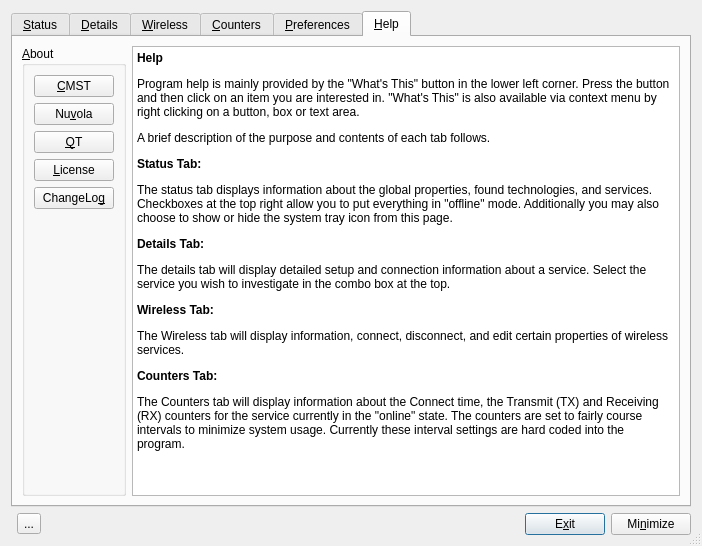
andrew-bibb/cmst, file code/control_box/ui/controlbox.ui: the form before one commit.
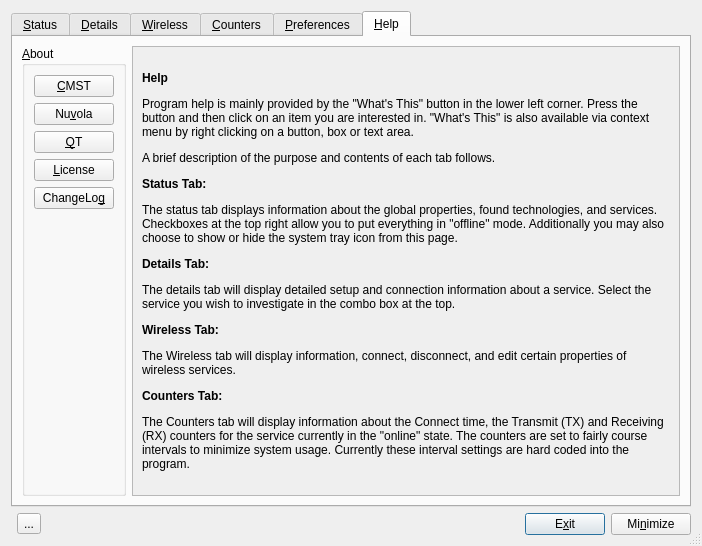
The form after the commit. The open tabs and pages were chosen to show the change. Icons and pictures are not drawn.

Commit message: set a minimum size on the dialog

The edit to the form file:
```diff
--- a/code/control_box/ui/controlbox.ui
+++ b/code/control_box/ui/controlbox.ui
@@ -12,8 +12,8 @@
   </property>
   <property name="minimumSize">
    <size>
-    <width>400</width>
-    <height>0</height>
+    <width>540</width>
+    <height>450</height>
    </size>
   </property>
   <property name="windowTitle">
@@ -795,31 +795,6 @@
        <string>&amp;Help</string>
       </attribute>
       <layout class="QGridLayout" name="gridLayout_6">
-       <item row="0" column="1">
-        <widget class="QTextEdit" name="textEdit">
-         <property name="readOnly">
-          <bool>true</bool>
-         </property>
-         <property name="html">
-          <string>&lt;!DOCTYPE HTML PUBLIC &quot;-//W3C//DTD HTML 4.0//EN&quot; &quot;http://www.w3.org/TR/REC-html40/strict.dtd&quot;&gt;
-&lt;html&gt;&lt;head&gt;&lt;meta name=&quot;qrichtext&quot; content=&quot;1&quot; /&gt;&lt;style type=&quot;text/css&quot;&gt;
-p, li { white-space: pre-wrap; }
-&lt;/style&gt;&lt;/head&gt;&lt;body style=&quot; font-family:'Sans Serif'; font-size:9pt; font-weight:400; font-style:normal;&quot;&gt;
-&lt;p style=&quot; margin-top:12px; margin-bottom:12px; margin-left:0px; margin-right:0px; -qt-block-indent:0; text-indent:0px;&quot;&gt;&lt;span style=&quot; font-weight:600;&quot;&gt;Help&lt;/span&gt;&lt;/p&gt;
-&lt;p style=&quot; margin-top:12px; margin-bottom:12px; margin-left:0px; margin-right:0px; -qt-block-indent:0; text-indent:0px;&quot;&gt;Program help is mainly provided by the &amp;quot;What's This&amp;quot; button in the lower left corner. Press the button and then click on an item you are interested in. &amp;quot;What's This&amp;quot; is also available via context menu by right clicking on a button, box or text area.&lt;/p&gt;
-&lt;p style=&quot; margin-top:12px; margin-bottom:12px; margin-left:0px; margin-right:0px; -qt-block-indent:0; text-indent:0px;&quot;&gt;A brief description of the purpose and contents of each tab follows.&lt;/p&gt;
-&lt;p style=&quot; margin-top:12px; margin-bottom:12px; margin-left:0px; margin-right:0px; -qt-block-indent:0; text-indent:0px;&quot;&gt;&lt;span style=&quot; font-weight:600;&quot;&gt;Status Tab:&lt;/span&gt;&lt;/p&gt;
-&lt;p style=&quot; margin-top:12px; margin-bottom:12px; margin-left:0px; margin-right:0px; -qt-block-indent:0; text-indent:0px;&quot;&gt;The status tab displays information about the global properties, found technologies, and services. Checkboxes at the top right allow you to put everything in &amp;quot;offline&amp;quot; mode. Additionally you may also choose to show or hide the system tray icon from this page.&lt;/p&gt;
-&lt;p style=&quot; margin-top:12px; margin-bottom:12px; margin-left:0px; margin-right:0px; -qt-block-indent:0; text-indent:0px;&quot;&gt;&lt;span style=&quot; font-weight:600;&quot;&gt;Details Tab:&lt;/span&gt;&lt;/p&gt;
-&lt;p style=&quot; margin-top:12px; margin-bottom:12px; margin-left:0px; margin-right:0px; -qt-block-indent:0; text-indent:0px;&quot;&gt;The details tab will display detailed setup and connection information about a service. Select the service you wish to investigate in the combo box at the top.&lt;/p&gt;
-&lt;p style=&quot; margin-top:12px; margin-bottom:12px; margin-left:0px; margin-right:0px; -qt-block-indent:0; text-indent:0px;&quot;&gt;&lt;span style=&quot; font-weight:600;&quot;&gt;Wireless Tab:&lt;/span&gt;&lt;/p&gt;
-&lt;p style=&quot; margin-top:12px; margin-bottom:12px; margin-left:0px; margin-right:0px; -qt-block-indent:0; text-indent:0px;&quot;&gt;The Wireless tab will display information, connect, disconnect, and edit certain properties of wireless services. &lt;/p&gt;
-&lt;p style=&quot; margin-top:12px; margin-bottom:12px; margin-left:0px; margin-right:0px; -qt-block-indent:0; text-indent:0px;&quot;&gt;&lt;span style=&quot; font-weight:600;&quot;&gt;Counters Tab:&lt;/span&gt;&lt;/p&gt;
-&lt;p style=&quot; margin-top:12px; margin-bottom:12px; margin-left:0px; margin-right:0px; -qt-block-indent:0; text-indent:0px;&quot;&gt;The Counters tab will display information about the Connect time, the Transmit (TX) and Receiving (RX) counters for the service currently in the &amp;quot;online&amp;quot; state. The counters are set to fairly course intervals to minimize system usage. Currently these interval settings are hard coded into the program. &lt;/p&gt;
-&lt;p style=&quot; margin-top:12px; margin-bottom:12px; margin-left:0px; margin-right:0px; -qt-block-indent:0; text-indent:0px;&quot;&gt;&lt;br /&gt;&lt;/p&gt;&lt;/body&gt;&lt;/html&gt;</string>
-         </property>
-        </widget>
-       </item>
        <item row="0" column="0">
         <widget class="QGroupBox" name="groupBox_about">
          <property name="title">
@@ -907,6 +882,38 @@
          </layout>
         </widget>
        </item>
+       <item row="0" column="1">
+        <widget class="QScrollArea" name="scrollArea">
+         <property name="widgetResizable">
+          <bool>true</bool>
+         </property>
+         <widget class="QWidget" name="scrollAreaWidgetContents">
+          <property name="geometry">
+           <rect>
+            <x>0</x>
+            <y>0</y>
+            <width>550</width>
+            <height>451</height>
+           </rect>
+          </property>
+          <layout class="QVBoxLayout" name="verticalLayout_8">
+           <item>
+            <widget class="QLabel" name="label_help">
+             <property name="text">
+              <string>&lt;html&gt;&lt;head/&gt;&lt;body&gt;&lt;p&gt;&lt;span style=&quot; font-weight:600;&quot;&gt;Help&lt;/span&gt;&lt;/p&gt;&lt;p&gt;Program help is mainly provided by the &amp;quot;What's This&amp;quot; button in the lower left corner. Press the button and then click on an item you are interested in. &amp;quot;What's This&amp;quot; is also available via context menu by right clicking on a button, box or text area.&lt;/p&gt;&lt;p&gt;A brief description of the purpose and contents of each tab follows.&lt;/p&gt;&lt;p&gt;&lt;span style=&quot; font-weight:600;&quot;&gt;Status Tab:&lt;/span&gt;&lt;/p&gt;&lt;p&gt;The status tab displays information about the global properties, found technologies, and services. Checkboxes at the top right allow you to put everything in &amp;quot;offline&amp;quot; mode. Additionally you may also choose to show or hide the system tray icon from this page.&lt;/p&gt;&lt;p&gt;&lt;span style=&quot; font-weight:600;&quot;&gt;Details Tab:&lt;/span&gt;&lt;/p&gt;&lt;p&gt;The details tab will display detailed setup and connection information about a service. Select the service you wish to investigate in the combo box at the top.&lt;/p&gt;&lt;p&gt;&lt;span style=&quot; font-weight:600;&quot;&gt;Wireless Tab:&lt;/span&gt;&lt;/p&gt;&lt;p&gt;The Wireless tab will display information, connect, disconnect, and edit certain properties of wireless services. &lt;/p&gt;&lt;p&gt;&lt;span style=&quot; font-weight:600;&quot;&gt;Counters Tab:&lt;/span&gt;&lt;/p&gt;&lt;p&gt;The Counters tab will display information about the Connect time, the Transmit (TX) and Receiving (RX) counters for the service currently in the &amp;quot;online&amp;quot; state. The counters are set to fairly course intervals to minimize system usage. Currently these interval settings are hard coded into the program. &lt;/p&gt;&lt;/body&gt;&lt;/html&gt;</string>
+             </property>
+             <property name="wordWrap">
+              <bool>true</bool>
+             </property>
+             <property name="textInteractionFlags">
+              <set>Qt::LinksAccessibleByMouse|Qt::TextSelectableByMouse</set>
+             </property>
+            </widget>
+           </item>
+          </layout>
+         </widget>
+        </widget>
+       </item>
       </layout>
      </widget>
     </widget>
```
Left out of the diff: 38 changed lines with no effect on the pictures. Lines whose indentation alone changed are shown as unchanged. The commit also changes 5 other files.
